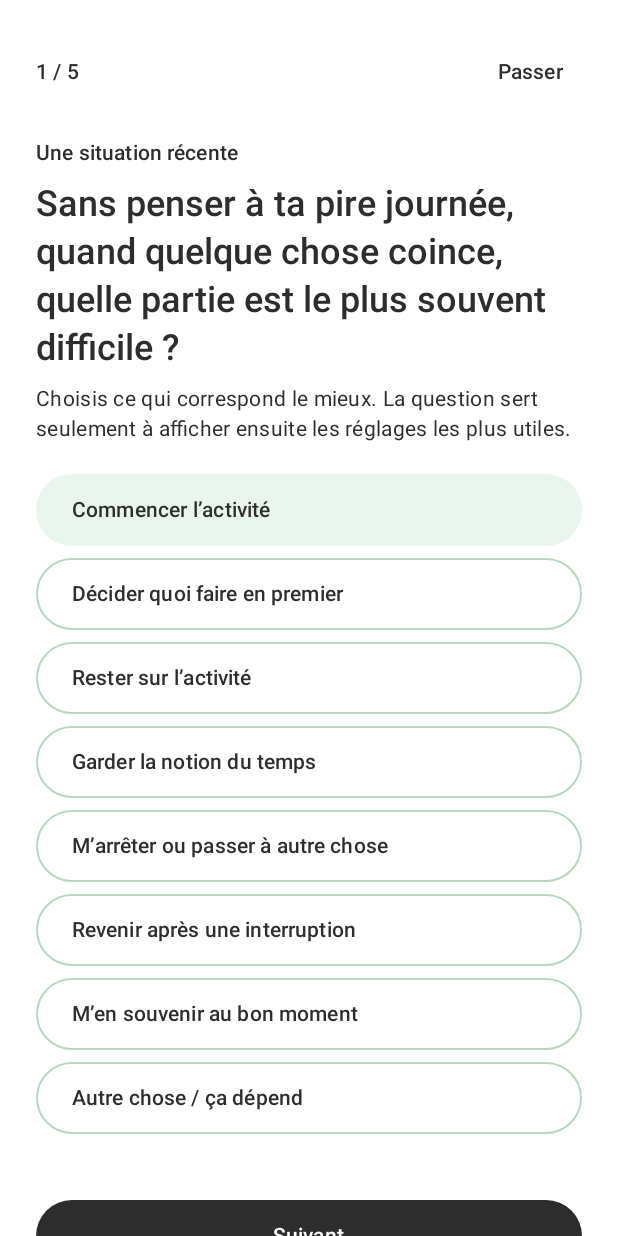
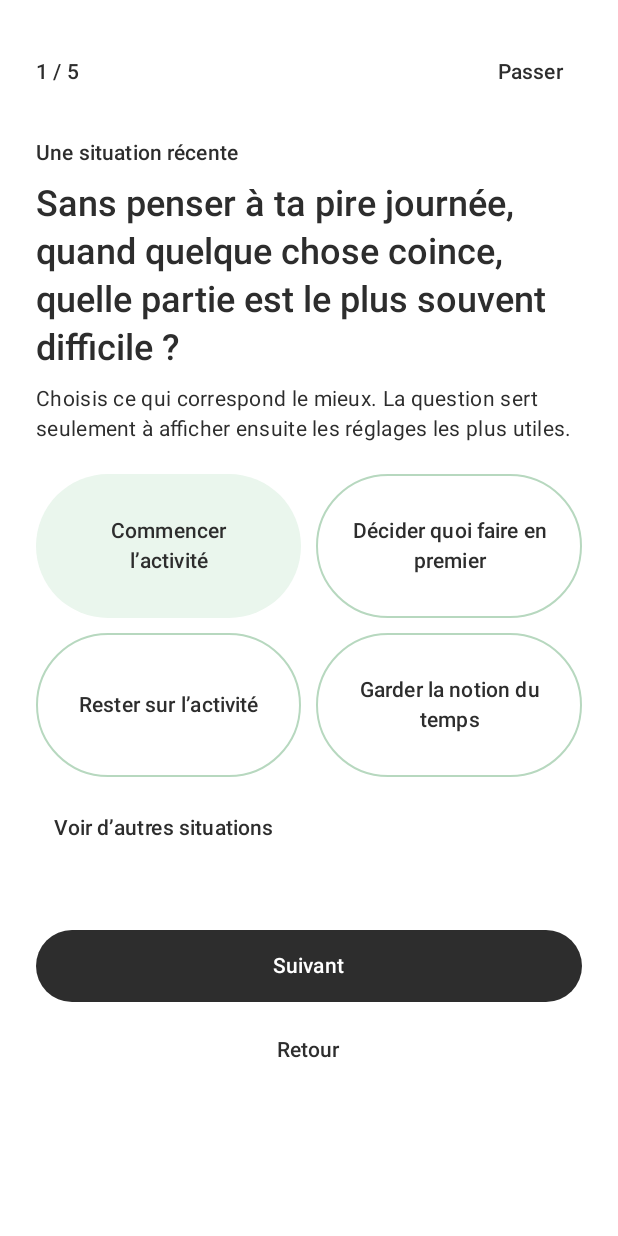
Before and after one commit to jasmin-abernathy/executive-function-app, an Android app built with Jetpack Compose: the screen it shows after launch (MainActivity), after a tap on "Commencer l’activité", on a phone screen of 412 x 824 dp. Run offline under Robolectric (Android 15) with nearby library versions, the light colour scheme and no system bars; 3 other taps on this screen came first.

Commit message:
fix: make breaks visible and restore task continuity and simpler setup

```diff
--- a/app/src/main/java/org/lepotager/executivefunction/AppViewModel.kt
+++ b/app/src/main/java/org/lepotager/executivefunction/AppViewModel.kt
@@ -118,6 +118,8 @@ class AppViewModel(application: Application) : AndroidViewModel(application) {
 
     fun postpone() = launch { repository.postpone() }
 
+    fun resumePostponed(taskId: String) = launch { repository.resumePostponed(taskId) }
+
     fun complete() {
         val active = snapshot.value.activeFocus
         val remainingMs = active?.session?.targetDurationMs?.let { target ->
--- a/app/src/main/java/org/lepotager/executivefunction/MainActivity.kt
+++ b/app/src/main/java/org/lepotager/executivefunction/MainActivity.kt
@@ -178,6 +178,10 @@ class MainActivity : ComponentActivity() {
                         org.lepotager.executivefunction.ui.QuickNoteDialog(
                             onDismiss = ::closeQuickNote,
                             onSave = { text -> viewModel.addQuickNote(text, ::closeQuickNote) },
+                            onViewNotes = {
+                                closeQuickNote()
+                                startActivity(Intent(this@MainActivity, JournalActivity::class.java).putExtra("section", "notes"))
+                            },
                         )
                     }
                     if (!externalCapture && !showQuickNote && !miniWindow) pendingStart?.let { request ->
@@ -239,6 +243,7 @@ class MainActivity : ComponentActivity() {
                                     activeFocus = requireNotNull(snapshot.activeFocus),
                                     modalBlocked = externalCapture || showQuickNote || pendingStart != null,
                                     onJournal = { startActivity(Intent(this@MainActivity, JournalActivity::class.java).putExtra("task",snapshot.activeFocus?.task?.id)) },
+                                    onNotes = { startActivity(Intent(this@MainActivity, JournalActivity::class.java).putExtra("section", "notes")) },
                                     onNote = { showQuickNote = true },
                                     onMini = ::enterMiniWindow,
                                     overlayEnabled = overlayEnabled,
@@ -260,6 +265,7 @@ class MainActivity : ComponentActivity() {
 
                                 else -> HomeScreen(
                                     tasks = snapshot.tasks,
+                                    resumableTaskElapsedMs = snapshot.resumableTaskElapsedMs,
                                     drawRequest = drawRequest,
                                     onApplySuggestedOrder = viewModel::applySuggestedOrder,
                                     eligibleDrawIds = snapshot.eligibleDrawIds,
@@ -271,6 +277,7 @@ class MainActivity : ComponentActivity() {
                                     pauseAfterMinutes = pauseAfterMinutes,
                                     onCapture = viewModel::capture,
                                     onStart = viewModel::requestStart,
+                                    onResumeTask = viewModel::resumePostponed,
                                     onMoveTask = viewModel::moveTask,
                                     onApplyTaskOrder = viewModel::applyTaskOrder,
                                     onSetTaskColor = viewModel::setTaskColor,
--- a/app/src/main/java/org/lepotager/executivefunction/data/FocusRepository.kt
+++ b/app/src/main/java/org/lepotager/executivefunction/data/FocusRepository.kt
@@ -143,6 +143,14 @@ class FocusRepository internal constructor(
 
     suspend fun postpone() = close(FocusStatus.POSTPONED, TaskStatus.READY)
 
+    suspend fun resumePostponed(taskId: String) = mutate {
+        val task = requireNotNull(database.taskById(taskId))
+        require(task.status == TaskStatus.READY)
+        val previous = requireNotNull(database.latestPostponedSession(taskId))
+        database.resumePostponedFocus(FocusTransitions.resume(previous, now()), task.firstStep)
+        refresh()
+    }
+
     suspend fun complete() = close(FocusStatus.COMPLETED, TaskStatus.COMPLETED)
 
     private suspend fun close(focusStatus: FocusStatus, taskStatus: TaskStatus) = mutate {
@@ -171,6 +179,9 @@ class FocusRepository internal constructor(
         mutableSnapshot.value = AppSnapshot(
             tasks = tasks,
             activeFocus = database.activeFocus(),
+            resumableTaskElapsedMs = tasks.mapNotNull { task ->
+                database.latestPostponedSession(task.id)?.let { task.id to it.elapsedBeforeSegmentMs }
+            }.toMap(),
             loading = false,
             eligibleDrawIds = eligible,
             suggestedTaskId = if(eligible==null) null else tasks.filter { it.id in eligible && it.status==TaskStatus.READY }.maxByOrNull { journal.planning(it.id).importance }?.id,
--- a/app/src/main/java/org/lepotager/executivefunction/domain/FocusTransitions.kt
+++ b/app/src/main/java/org/lepotager/executivefunction/domain/FocusTransitions.kt
@@ -16,7 +16,7 @@ object FocusTransitions {
     }
 
     fun resume(session: FocusSession, now: Long): FocusSession {
-        require(session.status == FocusStatus.INTERRUPTED)
+        require(session.status == FocusStatus.INTERRUPTED || session.status == FocusStatus.POSTPONED)
         return session.copy(
             status = FocusStatus.RUNNING,
             segmentStartedAt = now,
--- a/app/src/main/java/org/lepotager/executivefunction/model/Models.kt
+++ b/app/src/main/java/org/lepotager/executivefunction/model/Models.kt
@@ -55,6 +55,7 @@ data class ActiveFocus(
 data class AppSnapshot(
     val tasks: List<TaskItem> = emptyList(),
     val activeFocus: ActiveFocus? = null,
+    val resumableTaskElapsedMs: Map<String, Long> = emptyMap(),
     val loading: Boolean = true,
     val eligibleDrawIds: Set<String>? = null,
     val suggestedTaskId: String? = null,
--- a/app/src/main/java/org/lepotager/executivefunction/ui/MiniTimer.kt
+++ b/app/src/main/java/org/lepotager/executivefunction/ui/MiniTimer.kt
@@ -8,6 +8,7 @@ import androidx.compose.ui.Modifier
 import androidx.compose.ui.unit.dp
 import org.lepotager.executivefunction.model.ActiveFocus
 import org.lepotager.executivefunction.domain.SessionClock
+import org.lepotager.executivefunction.domain.FocusTimeFormat
 import kotlinx.coroutines.delay
 import androidx.lifecycle.repeatOnLifecycle
 
@@ -22,7 +23,7 @@ fun MiniTimer(active: ActiveFocus) {
     Surface(Modifier.fillMaxSize()) {
         Column(Modifier.padding(8.dp),horizontalAlignment=Alignment.CenterHorizontally,verticalArrangement=Arrangement.Center) {
             Text(active.task.title,maxLines=2)
-            Text((if(target!=null&&elapsed>target) "+" else "")+"${duration/60000}:${((duration/1000)%60).toString().padStart(2,'0')}",style=MaterialTheme.typography.headlineMedium)
+            Text((if(target!=null&&elapsed>target) "+" else "")+FocusTimeFormat.format(duration),style=MaterialTheme.typography.headlineMedium)
         }
     }
 }
--- a/app/src/main/java/org/lepotager/executivefunction/ui/OnboardingFlow.kt
+++ b/app/src/main/java/org/lepotager/executivefunction/ui/OnboardingFlow.kt
@@ -91,6 +91,8 @@ internal fun FirstRunSetupFlow(
     onSkip: () -> Unit,
 ) {
     var page by rememberSaveable { mutableIntStateOf(0) }
+    var showMoreDifficulties by rememberSaveable { mutableStateOf(false) }
+    var showReviewDetails by rememberSaveable { mutableStateOf(false) }
     var difficultyName by rememberSaveable { mutableStateOf("") }
     var supportNames by rememberSaveable { mutableStateOf("") }
     var timerModeName by rememberSaveable { mutableStateOf(initial.timerMode.name) }
@@ -189,6 +191,8 @@ internal fun FirstRunSetupFlow(
                 0 -> SetupIntro()
                 1 -> DifficultyQuestion(
                     selected = difficulty,
+                    expanded = showMoreDifficulties,
+                    onExpand = { showMoreDifficulties = true },
                     onSelect = {
                         difficultyName = it.name
                         supportNames = ""
@@ -235,6 +239,8 @@ internal fun FirstRunSetupFlow(
                 )
                 5 -> SetupReview(
                     difficulty = requireNotNull(difficulty),
+                    showDetails = showReviewDetails,
+                    onToggleDetails = { showReviewDetails = !showReviewDetails },
                     timerMode = timerMode,
                     drawEnabled = drawEnabled,
                     pauseEnabled = pauseEnabled,
@@ -269,6 +275,17 @@ internal fun FirstRunSetupFlow(
                         },
                         modifier = Modifier.fillMaxWidth().sizeIn(minHeight = 48.dp),
                     ) { Text(stringResource(R.string.setup_apply)) }
+                } else if (page == 2) {
+                    Button(
+                        enabled = canContinue,
+                        onClick = { applyBranchDefaults(); page = 5 },
+                        modifier = Modifier.fillMaxWidth().sizeIn(minHeight = 48.dp),
+                    ) { Text(stringResource(R.string.setup_quick_start)) }
+                    TextButton(
+                        enabled = canContinue,
+                        onClick = { applyBranchDefaults(); page = 3 },
+                        modifier = Modifier.fillMaxWidth().sizeIn(minHeight = 48.dp),
+                    ) { Text(stringResource(R.string.setup_advanced_options)) }
                 } else {
                     Button(
                         enabled = canContinue,
@@ -322,16 +339,31 @@ private fun SetupIntro() {
 @Composable
 private fun DifficultyQuestion(
     selected: FirstRunDifficulty?,
+    expanded: Boolean,
+    onExpand: () -> Unit,
     onSelect: (FirstRunDifficulty) -> Unit,
 ) {
     QuestionHeader(R.string.setup_difficulty_eyebrow, R.string.setup_difficulty_title, R.string.setup_difficulty_help)
-    Column(Modifier.fillMaxWidth(), verticalArrangement = Arrangement.spacedBy(8.dp)) {
-        difficultyOptions().forEach { (value, label) ->
-            ChoiceButton(
-                text = stringResource(label),
-                selected = selected == value,
+    Column(Modifier.fillMaxWidth(), verticalArrangement = Arrangement.spacedBy(10.dp)) {
+        val choices = difficultyOptions().let { if (expanded) it else it.take(4) }
+        choices.chunked(2).forEach { pair ->
+            Row(Modifier.fillMaxWidth(), horizontalArrangement = Arrangement.spacedBy(10.dp)) {
+                pair.forEach { (value, label) ->
+                    val chosen = selected == value
+                    if (chosen) FilledTonalButton(
                         onClick = { onSelect(value) },
-            )
+                        modifier = Modifier.weight(1f).sizeIn(minHeight = 96.dp),
+                    ) { Text(stringResource(label), textAlign = TextAlign.Center) }
+                    else OutlinedButton(
+                        onClick = { onSelect(value) },
+                        modifier = Modifier.weight(1f).sizeIn(minHeight = 96.dp),
+                    ) { Text(stringResource(label), textAlign = TextAlign.Center) }
+                }
+                if (pair.size == 1) Spacer(Modifier.weight(1f))
+            }
+        }
+        if (!expanded) TextButton(onClick = onExpand) {
+            Text(stringResource(R.string.setup_more_situations))
         }
     }
 }
@@ -486,6 +518,8 @@ private fun LocalBehaviourQuestion(
 @Composable
 private fun SetupReview(
     difficulty: FirstRunDifficulty,
+    showDetails: Boolean,
+    onToggleDetails: () -> Unit,
     timerMode: FocusTimerMode,
     drawEnabled: Boolean,
     pauseEnabled: Boolean,
@@ -507,11 +541,16 @@ private fun SetupReview(
             if (pauseEnabled) stringResource(R.string.setup_review_enabled_minutes, pauseMinutes)
             else stringResource(R.string.setup_review_disabled),
         )
+        if (showDetails) {
             ReviewLine(stringResource(R.string.random_draw_option), yesNo(drawEnabled))
             ReviewLine(stringResource(R.string.setup_checkin_title), yesNo(checkInEnabled))
             ReviewLine(stringResource(R.string.setup_adaptation_title), yesNo(adaptationEnabled))
             ReviewLine(stringResource(R.string.setup_calm_title), yesNo(calmMode))
             ReviewLine(stringResource(R.string.setup_auto_mini_title), yesNo(autoMini))
+        }
+        TextButton(onClick = onToggleDetails) {
+            Text(stringResource(if (showDetails) R.string.setup_hide_details else R.string.setup_show_details))
+        }
         Text(
             stringResource(R.string.setup_review_note),
             style = MaterialTheme.typography.bodySmall,
--- a/app/src/main/res/values/strings.xml
+++ b/app/src/main/res/values/strings.xml
@@ -46,7 +46,7 @@
     <string name="take_a_pause">Faire une pause</string>
     <string name="remind_pause_later">Me le rappeler dans 10 min</string>
     <string name="continue_without_pause">Continuer</string>
-    <string name="show_floating_timer">Garder le timer à l’écran</string>
+    <string name="show_floating_timer">Minuteur flottant semi-transparent</string>
     <string name="hide_floating_timer">Masquer le timer flottant</string>
     <string name="floating_timer_running">Session en cours</string>
     <string name="focus_notification_channel">Session en cours</string>
@@ -60,6 +60,11 @@
         <item quantity="other">Terminé avec environ %1$d minutes d’avance. Ce n’est pas un score : cette marge est là pour t’aider.</item>
     </plurals>
     <string name="quick_capture_title">Garder l’idée pour plus tard</string>
+    <string name="create_task_action">Nouvelle tâche</string>
+    <string name="create_task_explanation">Cette idée devient une tâche dans ta liste. Elle ne démarre pas le chronomètre.</string>
+    <string name="quick_note_explanation">Cette note ne crée pas de tâche. Retrouve-la dans Journal → Notes.</string>
+    <string name="view_saved_notes">Voir mes notes</string>
+    <string name="lock_screen_notifications_settings">Affichage sur écran verrouillé : réglages Android</string>
     <string name="interrupt_title">Garder le fil</string>
     <string name="interrupt_explanation">Tu pourras revenir exactement ici. Une note peut aider, mais elle n’est pas obligatoire.</string>
     <string name="interrupt_note_optional">Où en étais-tu ? (facultatif)</string>
@@ -68,6 +73,12 @@
     <string name="resume_subtitle">Aucun retard à rattraper. Choisis simplement ce qui t’aide maintenant.</string>
     <string name="resume_context">Tu en étais là : %1$s</string>
     <string name="resume_action">Reprendre</string>
+    <string name="resume_saved_time">Temps déjà consacré : %1$s. Reprends au même endroit.</string>
+    <string name="setup_quick_start">Commencer avec ces aides</string>
+    <string name="setup_advanced_options">Personnaliser davantage</string>
+    <string name="setup_more_situations">Voir d’autres situations</string>
+    <string name="setup_show_details">Voir tous les réglages</string>
+    <string name="setup_hide_details">Masquer les détails</string>
     <string name="make_smaller_action">Rendre le premier pas plus petit</string>
     <string name="choose_another_action">Reporter et choisir autre chose</string>
     <string name="make_smaller_title">Quel serait le plus petit pas possible ?</string>
```
Also changed, not shown: app/src/main/java/org/lepotager/executivefunction/FocusOverlayService.kt (+5 -6 lines), app/src/main/java/org/lepotager/executivefunction/FocusPresence.kt (+32 -12 lines), app/src/main/java/org/lepotager/executivefunction/data/AppDatabase.kt (+19 -0 lines), app/src/main/java/org/lepotager/executivefunction/domain/FocusTimeFormat.kt (added, +13 -0 lines), app/src/main/java/org/lepotager/executivefunction/ui/ExternalCaptureDialog.kt (+10 -6 lines), app/src/main/java/org/lepotager/executivefunction/ui/Screens.kt (+46 -19 lines), 6 other files. Lines whose indentation alone changed are shown as unchanged.
